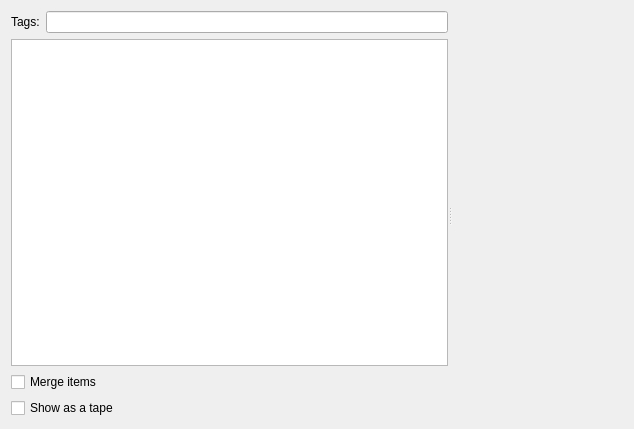
Before: the Qt Designer form src/plugins/aggregator/mainwidget.ui in 0xd34df00d/leechcraft, drawn with Qt 5.
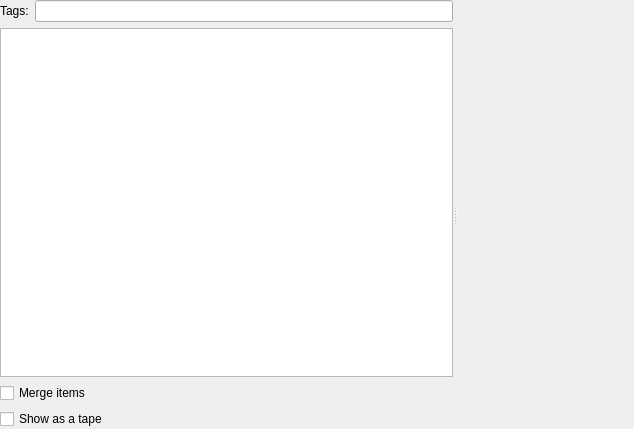
After: the same form once the commit is applied. Icons and pictures are not drawn. Custom widgets are drawn as their Qt base class.

Commit message: Overall: margins stuff.

What changed in the file:
```diff
--- a/src/plugins/aggregator/mainwidget.ui
+++ b/src/plugins/aggregator/mainwidget.ui
@@ -18,6 +18,9 @@
     <normaloff>:/resources/images/aggregator.svg</normaloff>:/resources/images/aggregator.svg</iconset>
   </property>
   <layout class="QVBoxLayout" name="verticalLayout">
+   <property name="margin">
+    <number>0</number>
+   </property>
    <item>
     <widget class="QSplitter" name="MainSplitter_">
      <property name="orientation">
```
Left out of the diff: 2 changed lines with no effect on the pictures. The commit also changes 3 other files.
